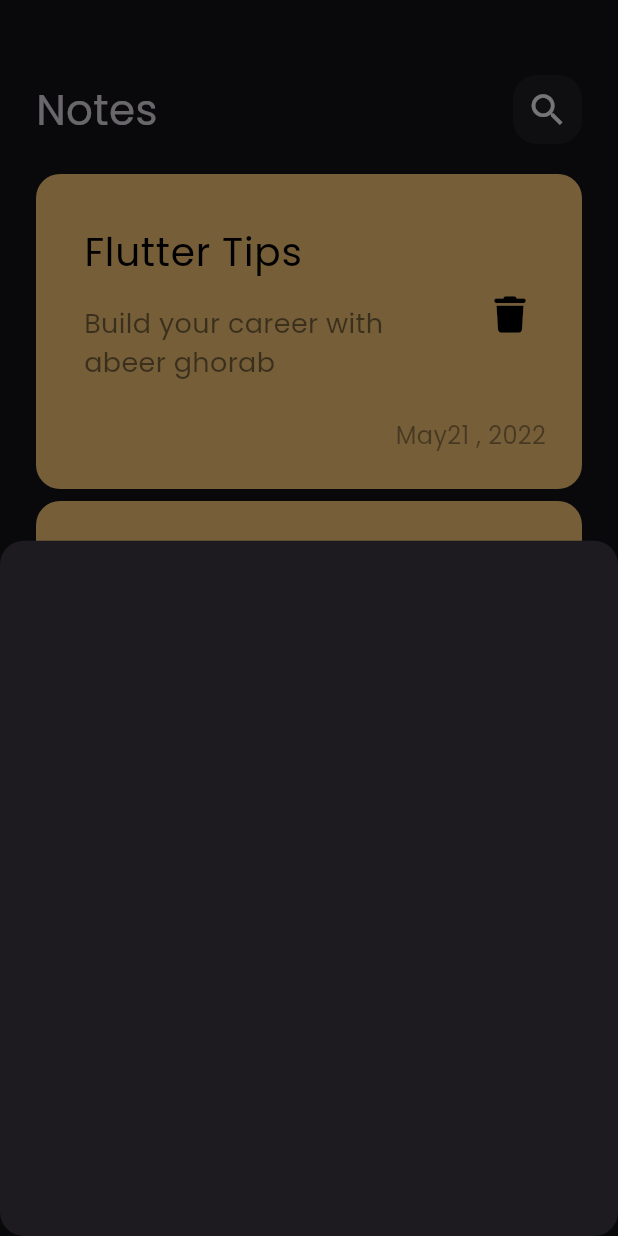
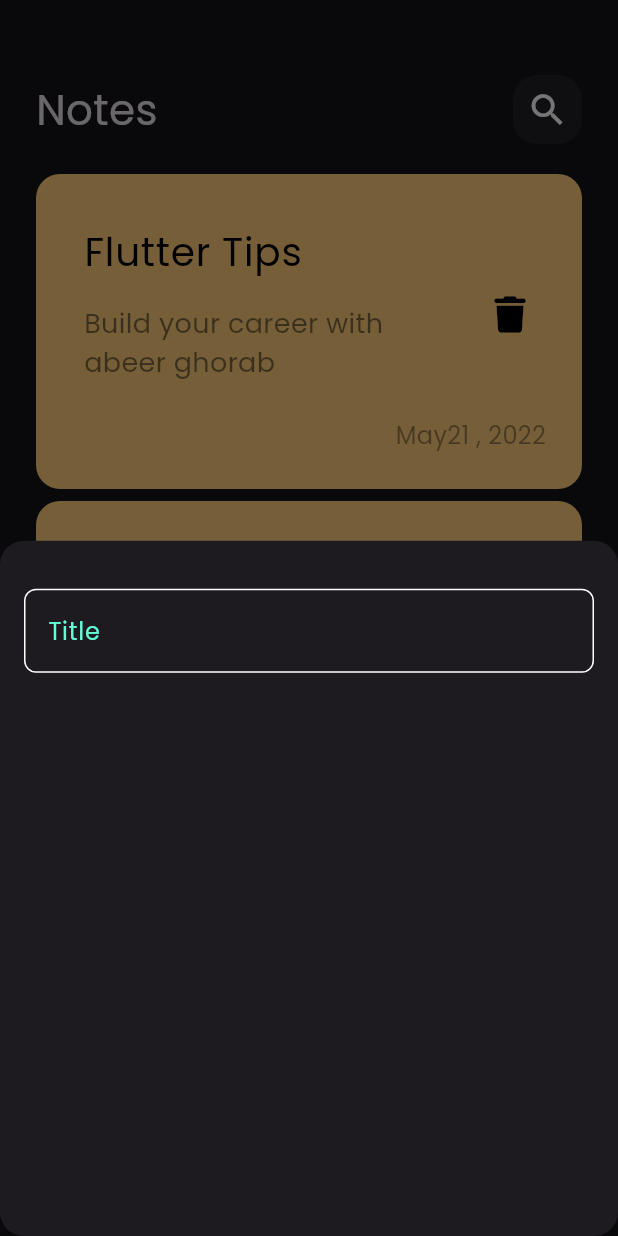
Before and after one commit to abeerghorab/notes_app, a Flutter app: the screen it shows after launch, after a tap on the "add" icon, on a phone screen of 412 x 824 dp. Run offline on Flutter 3.47's test engine with Material 3 defaults, Android fonts, the phone set to English and light mode, and no system bars; our stand-ins replace font_awesome_flutter.

Commit message:
create custom text field

```diff
--- a/lib/views/widgets/add_note_buttom_sheet.dart
+++ b/lib/views/widgets/add_note_buttom_sheet.dart
@@ -1,10 +1,21 @@
 import 'package:flutter/material.dart';
+import 'package:notes_app/views/widgets/custom_text_feild.dart';
 
 class AddNoteBottomSheet extends StatelessWidget {
   const AddNoteBottomSheet({super.key});
 
   @override
   Widget build(BuildContext context) {
-    return Container();
+    return Padding(
+      padding: const EdgeInsets.symmetric(horizontal: 16),
+      child: Column(
+        children: [
+          SizedBox(
+            height: 32,
+          ),
+          CustomTextField(),
+        ],
+      ),
+    );
   }
 }
--- /dev/null
+++ b/lib/views/widgets/constants.dart
@@ -0,0 +1,3 @@
+import 'package:flutter/material.dart';
+
+const kPrimaryColor = Color(0xff62FCD7);
--- /dev/null
+++ b/lib/views/widgets/custom_text_feild.dart
@@ -0,0 +1,33 @@
+import 'package:flutter/material.dart';
+import 'package:notes_app/views/widgets/constants.dart';
+
+class CustomTextField extends StatelessWidget {
+  const CustomTextField({super.key});
+
+  @override
+  Widget build(BuildContext context) {
+    return TextField(
+      cursorColor: kPrimaryColor,
+      decoration: InputDecoration(
+        hintText: 'Title',
+        hintStyle: TextStyle(
+          color: kPrimaryColor,
+        ),
+        border: buildBorder(),
+        enabledBorder: buildBorder(),
+        focusedBorder: buildBorder(kPrimaryColor),
+      ),
+    );
+  }
+
+  OutlineInputBorder buildBorder([color]) {
+    return OutlineInputBorder(
+      borderRadius: BorderRadius.circular(
+        8,
+      ),
+      borderSide: BorderSide(
+        color: color ?? Colors.white,
+      ),
+    );
+  }
+}
```
